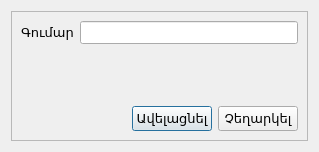
ADCompany/AD-Farm, file src/addfarmcosts.ui: the form before one commit.
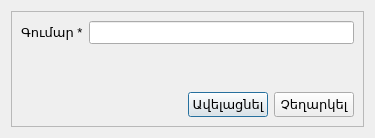
The form after the commit. Icons and pictures are not drawn.

```diff
--- a/src/addfarmcosts.ui
+++ b/src/addfarmcosts.ui
@@ -6,8 +6,8 @@
    <rect>
     <x>0</x>
     <y>0</y>
-    <width>319</width>
-    <height>152</height>
+    <width>375</width>
+    <height>138</height>
    </rect>
   </property>
   <property name="font">
@@ -29,8 +29,8 @@
        <rect>
         <x>0</x>
         <y>0</y>
-        <width>299</width>
-        <height>132</height>
+        <width>355</width>
+        <height>118</height>
        </rect>
       </property>
       <layout class="QGridLayout" name="gridLayout_2">
@@ -50,7 +50,7 @@
                   </font>
                  </property>
                  <property name="text">
-                  <string>Գումար</string>
+                  <string>Գումար *</string>
                  </property>
                 </widget>
                </item>
```
Left out of the diff: 1 changed line with no effect on the pictures.
